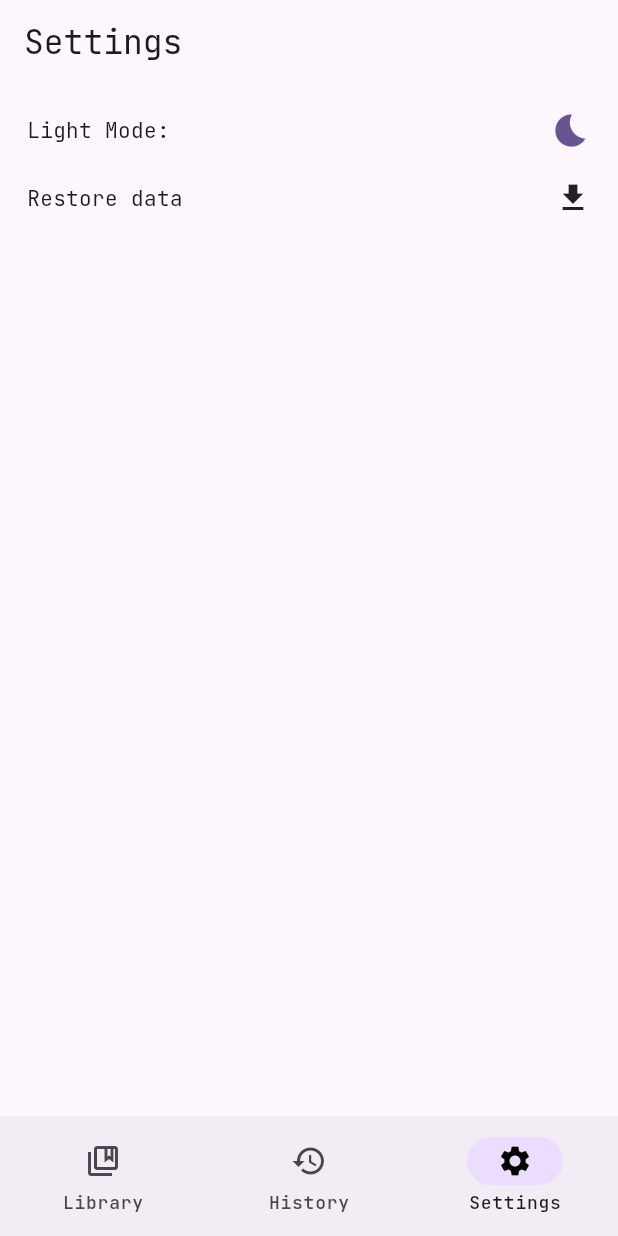
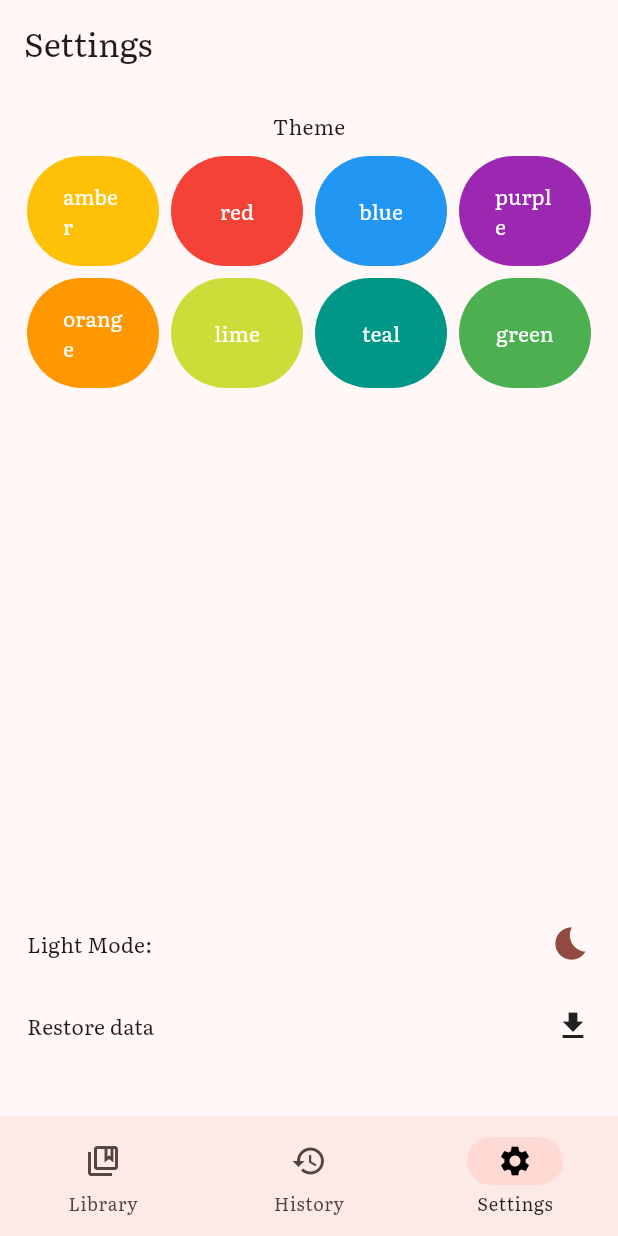
Before and after one commit to Kawa37/flutter-nvls, a Flutter app: the screen it shows after launch, item 3 of the bottom bar chosen, after a tap on "Light Mode:", on a phone screen of 412 x 824 dp. Run offline on Flutter 3.47's test engine with Material 3 defaults, Android fonts, the phone set to English and light mode, and no system bars; our stand-ins replace expandable_text, flutter_slidable, hive, hive_flutter, permission_handler; accounts and stored records are empty.

Commit message:
user can change theme color, styling

```diff
--- a/lib/history.dart
+++ b/lib/history.dart
@@ -74,10 +74,11 @@ class _HistoryState extends State<HistoryPage> {
 
   @override
   Widget build(BuildContext context) {
+    final theme = Theme.of(context).colorScheme;
     return Scaffold(
       appBar: AppBar(
         title: Text('History'),
-        backgroundColor: Theme.of(context).colorScheme.surface,
+        backgroundColor: theme.surface,
         actions: [
           TextButton(
             child: Icon(
@@ -98,14 +99,20 @@ class _HistoryState extends State<HistoryPage> {
               valueListenable: box.listenable(keys: ['history']),
               builder: (context, Box box, child) {
                 history = box.get('history', defaultValue: []) as List;
-                return ListView.builder(
+                return Padding(
+                  padding: const EdgeInsets.only(right: 10, left: 10, top: 10),
+                  child: ListView.builder(
                     itemCount: history.length,
                     itemBuilder: (context, index) {
-                    return ListTile(
+                      return Padding(
+                        padding: const EdgeInsets.only(bottom: 5),
+                        child: ListTile(
                           shape: RoundedRectangleBorder(
-                        side: BorderSide(width: .5),
+                            side: BorderSide(width: .5, color: theme.primary),
+                            borderRadius: BorderRadius.circular(10),
                           ),
-                      tileColor: Theme.of(context).colorScheme.surfaceContainer,
+
+                          tileColor: Colors.transparent,
                           title: Text(data[history[index]['id']]['title']),
                           subtitle: Text(history[index]['chap'].toString()),
                           onTap: () async {
@@ -120,8 +127,10 @@ class _HistoryState extends State<HistoryPage> {
                               ),
                             );
                           },
+                        ),
                       );
                     },
+                  ),
                 );
               },
             ),
--- a/lib/home.dart
+++ b/lib/home.dart
@@ -48,14 +48,15 @@ Future<void> writeFile(String filename, data, bool json) async {
 Future<String> readFile(String filename) async {
   final folder = await getFolder();
   final file = File('${folder.path}/$filename');
+
   if (!await file.exists()) return '';
   return await file.readAsString();
 }
 
 class HomePage extends StatefulWidget {
+  final String title;
   const HomePage(this.title, {super.key});
 
-  final String title;
   @override
   State<HomePage> createState() => _HomePageState();
 }
@@ -133,9 +134,8 @@ class _HomePageState extends State<HomePage> {
 
   bool isDataSaved = false;
   Future<void> saveData(Map data) async {
-    final allData = {'novels': data};
+    // final allData = {'novels': data};
 
-    await writeFile('data.json', allData, true);
     setState(() => isDataSaved = true);
   }
 
@@ -305,12 +305,16 @@ class _HomePageState extends State<HomePage> {
                     });
                   },
                   child: Card(
+                    // color: Theme.of(context).colorScheme.surface,
+                    color: Colors.transparent,
+                    shadowColor: Colors.transparent,
+                    surfaceTintColor: Colors.transparent,
                     child: Container(
                       decoration: BoxDecoration(
                         borderRadius: BorderRadius.circular(10),
-                        border: isSelect
-                            ? BoxBorder.all(color: Colors.red, width: 2)
-                            : Border.all(color: Colors.white, width: .5),
+                        // border: isSelect
+                        //     ? BoxBorder.all(color: Colors.red, width: 2)
+                        //     : Border.all(color: Colors.white, width: .5),
                         color: isSelect
                             ? Colors.red.withValues(alpha: 0.2)
                             : Colors.transparent,
--- a/lib/main.dart
+++ b/lib/main.dart
@@ -8,8 +8,22 @@ import 'package:novels/settings.dart';
 import 'package:flutter/services.dart' show rootBundle;
 import 'package:novels/reading.dart';
 
+Map colors = {
+  'amber': Colors.amber,
+  'red': Colors.red,
+  'blue': Colors.blue,
+  "purple": Colors.purple,
+  'orange': Colors.orange,
+  'lime': Colors.lime,
+  'teal': Colors.teal,
+  'green': Colors.green,
+};
+
 final ValueNotifier<ThemeMode> themeMode = ValueNotifier<ThemeMode>(
   ThemeMode.dark,
+);
+final ValueNotifier<MaterialColor> themeColor = ValueNotifier<MaterialColor>(
+  Colors.red,
 );
 
 void main() async {
@@ -18,9 +32,13 @@ void main() async {
   await Hive.openBox('mybox');
 
   final box = Hive.box('mybox');
+
   final int rawTheme = box.get('theme', defaultValue: 0);
   final initTheme = rawTheme == 0 ? ThemeMode.dark : ThemeMode.light;
   themeMode.value = initTheme;
+
+  final String rawColor = box.get('color', defaultValue: 'red');
+  themeColor.value = colors[rawColor] ?? 'red';
 
   runApp(MyApp());
 }
@@ -30,24 +48,28 @@ class MyApp extends StatelessWidget {
 
   @override
   Widget build(BuildContext context) {
-    return ValueListenableBuilder(
-      valueListenable: themeMode,
-      builder: (context, currMode, child) {
+    return ListenableBuilder(
+      listenable: Listenable.merge([themeColor, themeMode]),
+      builder: (context, child) {
+        final currMode = themeMode.value;
+        final currColor = themeColor.value;
+        final font = 'Literata'; //JetBrainsMono
         return MaterialApp(
           home: MainScreen(),
           themeMode: currMode,
           theme: ThemeData(
-            colorSchemeSeed: Colors.deepPurple,
+            colorSchemeSeed: currColor,
             useMaterial3: true,
             brightness: Brightness.light,
-            fontFamily: 'JetBrainsMono',
+            fontFamily: font,
           ),
           darkTheme: ThemeData(
-            colorSchemeSeed: Colors.red,
-            fontFamily: 'JetBrainsMono',
+            colorSchemeSeed: currColor,
+            // fontFamily: 'JetBrainsMono',
+            fontFamily: font,
             brightness: Brightness.dark,
             useMaterial3: true,
-          ),
+          ).copyWith(scaffoldBackgroundColor: Colors.black),
         );
       },
     );
--- a/lib/reading.dart
+++ b/lib/reading.dart
@@ -169,7 +169,12 @@ class _ReadingState extends State<Reading> {
   Widget build(BuildContext context) {
     final screenHeight = MediaQuery.of(context).size.height;
 
-    return Scaffold(
+    final base = Theme.of(context);
+    return Theme(
+      data: base.copyWith(
+        textTheme: base.textTheme.apply(fontFamily: 'Libron'),
+      ),
+      child: Scaffold(
         appBar: AppBar(
           title: Text('Chapter ${widget.chapter} ${read ? '(Read)' : ''}'),
         ),
@@ -205,8 +210,8 @@ class _ReadingState extends State<Reading> {
                           chap!,
                           style: TextStyle(
                             fontSize: 20,
-                          // backgroundColor: Theme.of(context) .colorScheme
-                          //     .surface,
+                            backgroundColor: Colors.transparent,
+                            fontFamily: 'Libron',
                           ),
                         ),
                         SizedBox(height: 100),
@@ -271,6 +276,7 @@ class _ReadingState extends State<Reading> {
             ],
           ),
         ),
+      ),
     );
   }
 }
--- a/lib/settings.dart
+++ b/lib/settings.dart
@@ -15,6 +15,19 @@ class Settings extends StatefulWidget {
 class _SettingsState extends State<Settings> {
   final box = Hive.box('mybox');
   bool loading = false;
+  Map colors = {
+    'amber': Colors.amber,
+    'red': Colors.red,
+    'blue': Colors.blue,
+    "purple": Colors.purple,
+    'orange': Colors.orange,
+    'lime': Colors.lime,
+    'teal': Colors.teal,
+    'green': Colors.green,
+  };
+
+  void changeThemeColor(MaterialColor color) {}
+
   @override
   Widget build(BuildContext context) {
     if (loading) {
@@ -41,6 +54,34 @@ class _SettingsState extends State<Settings> {
               padding: const EdgeInsets.all(10.0),
               child: Column(
                 children: [
+                  Text('Theme'),
+                  SizedBox(height: 10),
+                  Expanded(
+                    child: GridView.builder(
+                      itemCount: colors.length,
+                      gridDelegate: SliverGridDelegateWithFixedCrossAxisCount(
+                        crossAxisCount: 4,
+                        childAspectRatio: 1.2,
+                        mainAxisSpacing: 8,
+                        crossAxisSpacing: 8,
+                      ),
+                      itemBuilder: (context, idx) {
+                        final i = colors.keys.toList()[idx];
+                        return FilledButton(
+                          onPressed: () {
+                            themeColor.value = colors[i];
+                            box.put('color', i);
+                          },
+                          style: FilledButton.styleFrom(
+                            backgroundColor: colors[i],
+                          ),
+
+                          child: Text(i),
+                        );
+                      },
+                    ),
+                  ),
+                  SizedBox(height: 30),
                   InkWell(
                     onTap: () {
                       themeMode.value = themeMode.value == ThemeMode.light
@@ -64,7 +105,7 @@ class _SettingsState extends State<Settings> {
                       ],
                     ),
                   ),
-                  SizedBox(height: 20),
+                  SizedBox(height: 30),
                   InkWell(
                     onTap: () async {
                       setState(() => loading = true);
@@ -80,6 +121,7 @@ class _SettingsState extends State<Settings> {
                       ],
                     ),
                   ),
+                  SizedBox(height: 30),
                 ],
               ),
             );
```
Also changed, not shown: lib/chaplist.dart (+20 -15 lines), lib/utils.dart (+1 -28 lines), pubspec.yaml (+9 -1 lines), assets/fonts/Libron-Regular.ttf (added), assets/fonts/Literata-Regular.ttf (added), 1 other file. Lines whose indentation alone changed are shown as unchanged.
